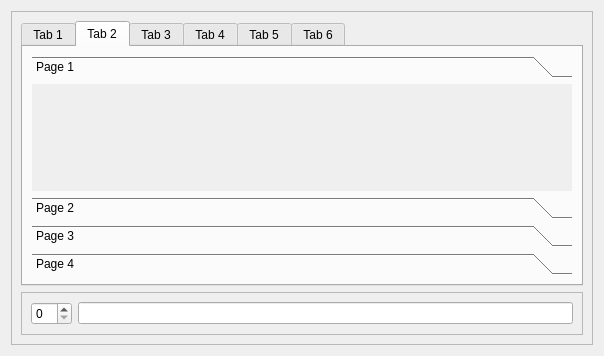
This is Qt/my_programm/_For_tests/src/for_tests_mainbox_gui/src/ui/for_tests_mainbox_gui.ui in RinatB2017/mega_GIT as Qt 5 draws it before an edit. The edited form follows.
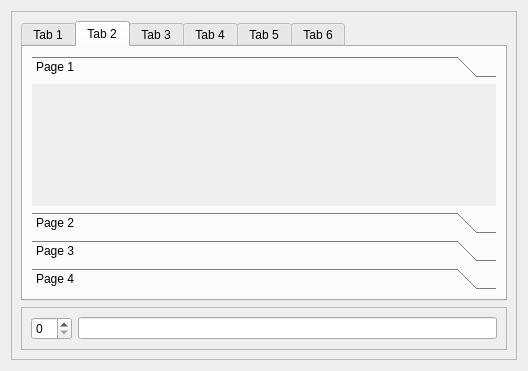
This is the edited form. The open tabs and pages were chosen to show the change. Icons and pictures are not drawn. Custom widgets are drawn as their Qt base class.

```diff
--- a/Qt/my_programm/_For_tests/src/for_tests_mainbox_gui/src/ui/for_tests_mainbox_gui.ui
+++ b/Qt/my_programm/_For_tests/src/for_tests_mainbox_gui/src/ui/for_tests_mainbox_gui.ui
@@ -2,6 +2,14 @@
 <ui version="4.0">
  <class>MainBox_GUI</class>
  <widget class="QWidget" name="MainBox_GUI">
+  <property name="geometry">
+   <rect>
+    <x>0</x>
+    <y>0</y>
+    <width>528</width>
+    <height>371</height>
+   </rect>
+  </property>
   <layout class="QHBoxLayout" name="horizontalLayout">
    <item>
     <widget class="QFrame" name="main_frame">
@@ -53,8 +61,8 @@
               <rect>
                <x>0</x>
                <y>0</y>
-               <width>100</width>
-               <height>30</height>
+               <width>98</width>
+               <height>28</height>
               </rect>
              </property>
              <attribute name="icon">
```
Left out of the diff: 12 changed lines with no effect on the pictures.
